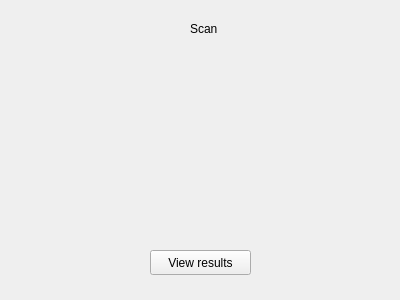
Old version of the form scanpage.ui in the repository andreias144/3004Final.
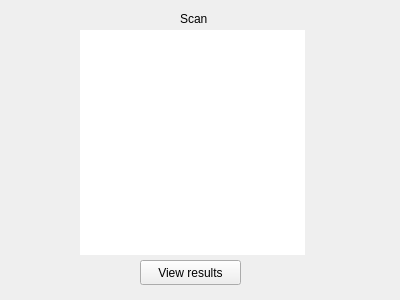
New version of the form.

Commit message: added hand (+ some minor changes to mainwindow that can be overwritten)

Patch:
```diff
--- a/scanpage.ui
+++ b/scanpage.ui
@@ -13,11 +13,14 @@
   <property name="windowTitle">
    <string>Form</string>
   </property>
+  <property name="styleSheet">
+   <string notr="true"/>
+  </property>
   <widget class="QLabel" name="label">
    <property name="geometry">
     <rect>
-     <x>190</x>
-     <y>20</y>
+     <x>180</x>
+     <y>10</y>
      <width>62</width>
      <height>17</height>
     </rect>
@@ -29,8 +32,8 @@
   <widget class="QPushButton" name="resultsButton">
    <property name="geometry">
     <rect>
-     <x>150</x>
-     <y>250</y>
+     <x>140</x>
+     <y>260</y>
      <width>101</width>
      <height>25</height>
     </rect>
@@ -39,6 +42,49 @@
     <string>View results</string>
    </property>
   </widget>
+  <widget class="QGraphicsView" name="handView">
+   <property name="geometry">
+    <rect>
+     <x>80</x>
+     <y>30</y>
+     <width>225</width>
+     <height>225</height>
+    </rect>
+   </property>
+   <property name="autoFillBackground">
+    <bool>false</bool>
+   </property>
+   <property name="frameShape">
+    <enum>QFrame::NoFrame</enum>
+   </property>
+   <property name="frameShadow">
+    <enum>QFrame::Sunken</enum>
+   </property>
+   <property name="lineWidth">
+    <number>0</number>
+   </property>
+   <property name="backgroundBrush">
+    <brush brushstyle="NoBrush">
+     <color alpha="0">
+      <red>0</red>
+      <green>0</green>
+      <blue>0</blue>
+     </color>
+    </brush>
+   </property>
+   <property name="foregroundBrush">
+    <brush brushstyle="NoBrush">
+     <color alpha="0">
+      <red>0</red>
+      <green>0</green>
+      <blue>0</blue>
+     </color>
+    </brush>
+   </property>
+   <property name="interactive">
+    <bool>false</bool>
+   </property>
+  </widget>
  </widget>
  <resources/>
  <connections/>
```
The commit also changes 7 other files.
